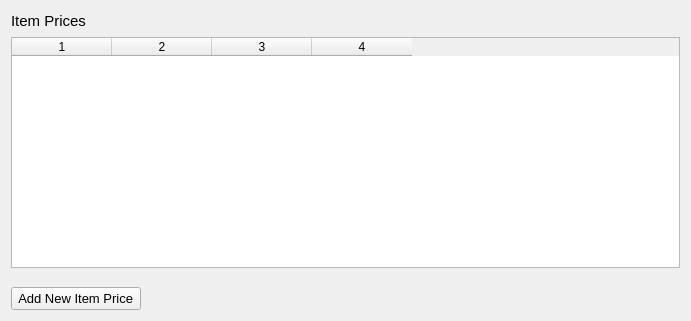
Before: the Qt Designer form estorecpp/itemprices.ui in Watti/estorecpp, drawn with Qt 5.
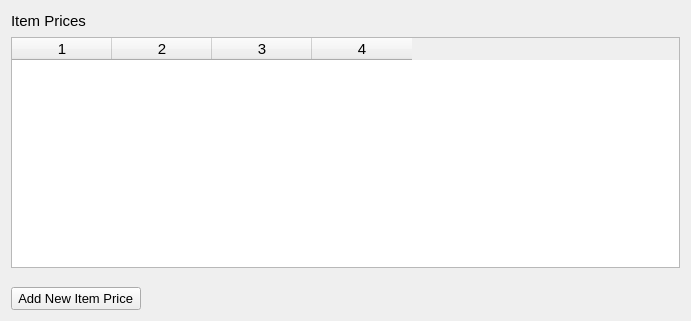
After: the same form once the commit is applied.

What changed in the file:
```diff
--- a/estorecpp/itemprices.ui
+++ b/estorecpp/itemprices.ui
@@ -45,6 +45,11 @@
    </item>
    <item>
     <widget class="QTableWidget" name="tableWidget">
+     <property name="font">
+      <font>
+       <pointsize>11</pointsize>
+      </font>
+     </property>
      <property name="columnCount">
       <number>4</number>
      </property>
```
